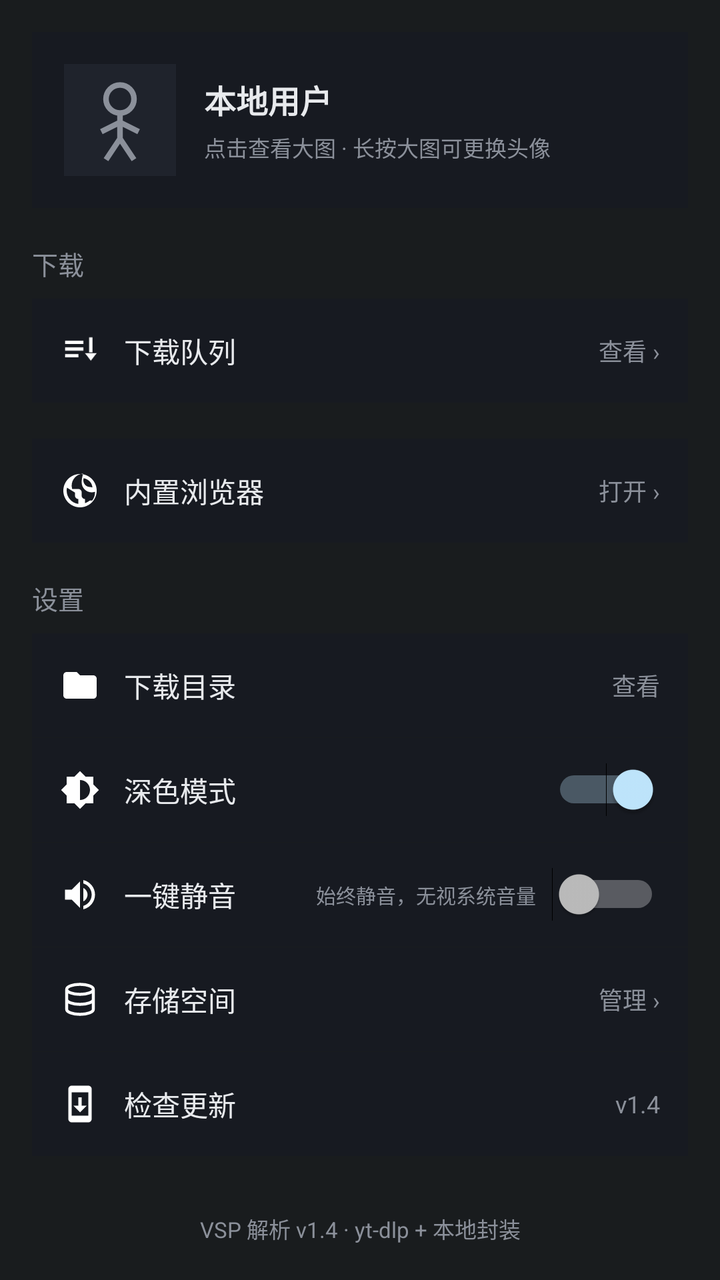
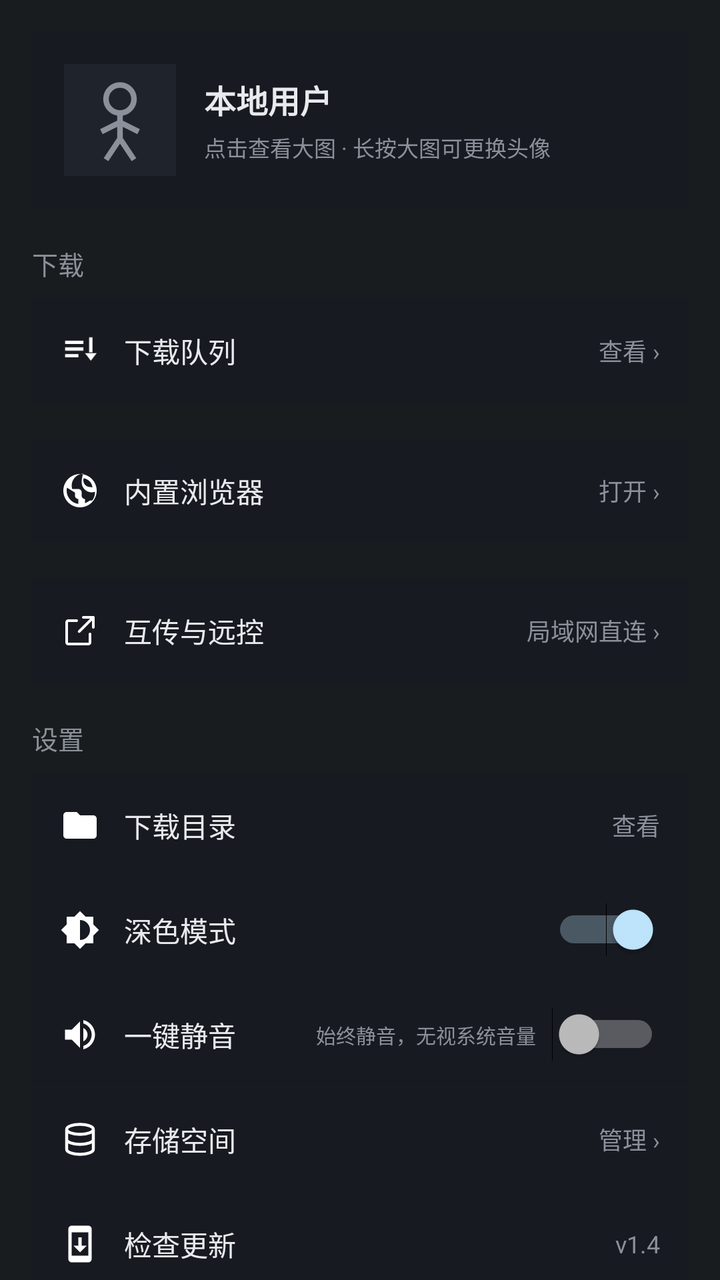

Screens rendered from an Android XML layout before and after an edit, with the pre-edit source and the edit as a unified diff.
<!-- AndroidManifest.xml: application theme android:Theme.DeviceDefault.NoActionBar -->
<!-- res/layout/page_me.xml -->
<?xml version="1.0" encoding="utf-8"?>

<LinearLayout xmlns:android="http://schemas.android.com/apk/res/android"
    android:layout_width="match_parent"
    android:layout_height="match_parent"
    android:orientation="vertical"
    android:tag="bg">

    <ScrollView
        android:layout_width="match_parent"
        android:layout_height="match_parent"
        android:scrollbars="none">
        <LinearLayout
            android:layout_width="match_parent"
            android:layout_height="wrap_content"
            android:orientation="vertical"
            android:padding="16dp">

            <FrameLayout
                android:id="@+id/player_slot"
                android:layout_width="match_parent"
                android:layout_height="wrap_content" />

            
            <LinearLayout
                android:layout_width="match_parent"
                android:layout_height="wrap_content"
                android:orientation="horizontal"
                android:gravity="center_vertical"
                android:background="#171a21"
                android:tag="card"
                android:padding="16dp"
                android:layout_marginBottom="18dp">
                <ImageView
                    android:id="@+id/avatar"
                    android:layout_width="56dp"
                    android:layout_height="56dp"
                    android:src="@drawable/ic_avatar_default"
                    android:scaleType="centerCrop"
                    android:background="#1f232c"
                    android:tag="thumb"
                    android:contentDescription="用户头像" />
                <LinearLayout
                    android:layout_width="0dp"
                    android:layout_height="wrap_content"
                    android:layout_weight="1"
                    android:orientation="vertical"
                    android:paddingStart="14dp">
                    <TextView
                        android:layout_width="wrap_content"
                        android:layout_height="wrap_content"
                        android:text="本地用户"
                        android:textColor="#e8eaed"
                        android:tag="text"
                        android:textSize="16sp"
                        android:textStyle="bold" />
                    <TextView
                        android:layout_width="wrap_content"
                        android:layout_height="wrap_content"
                        android:text="点击查看大图 · 长按大图可更换头像"
                        android:textColor="#8b909a"
                        android:tag="dim"
                        android:textSize="11sp"
                        android:layout_marginTop="4dp" />
                </LinearLayout>
            </LinearLayout>

            
            <TextView
                android:layout_width="wrap_content"
                android:layout_height="wrap_content"
                android:text="下载"
                android:textColor="#8b909a"
                android:tag="dim"
                android:textSize="13sp"
                android:layout_marginBottom="8dp" />

            <LinearLayout
                android:id="@+id/row_queue"
                android:layout_width="match_parent"
                android:layout_height="52dp"
                android:orientation="horizontal"
                android:gravity="center_vertical"
                android:background="#171a21"
                android:tag="card"
                android:paddingStart="14dp"
                android:paddingEnd="14dp"
                android:layout_marginBottom="18dp"
                android:clickable="true"
                android:focusable="true">
                <ImageView
                    android:layout_width="20dp"
                    android:layout_height="20dp"
                    android:src="@drawable/ic_queue"
                    android:tag="icon"
                    android:scaleType="fitCenter" />
                <TextView
                    android:layout_width="0dp"
                    android:layout_height="wrap_content"
                    android:layout_weight="1"
                    android:text="下载队列"
                    android:textColor="#e8eaed"
                    android:tag="text"
                    android:textSize="14sp"
                    android:layout_marginStart="12dp" />
                <TextView
                    android:id="@+id/queue_summary"
                    android:layout_width="wrap_content"
                    android:layout_height="wrap_content"
                    android:text="查看 ›"
                    android:textColor="#8b909a"
                    android:tag="dim"
                    android:textSize="12sp" />
            </LinearLayout>

            
            <LinearLayout
                android:id="@+id/row_browser"
                android:layout_width="match_parent"
                android:layout_height="52dp"
                android:orientation="horizontal"
                android:gravity="center_vertical"
                android:background="#171a21"
                android:tag="card"
                android:paddingStart="14dp"
                android:paddingEnd="14dp"
                android:layout_marginBottom="18dp"
                android:clickable="true"
                android:focusable="true">
                <ImageView
                    android:layout_width="20dp"
                    android:layout_height="20dp"
                    android:src="@drawable/ic_browser"
                    android:tag="icon"
                    android:scaleType="fitCenter" />
                <TextView
                    android:layout_width="0dp"
                    android:layout_height="wrap_content"
                    android:layout_weight="1"
                    android:text="内置浏览器"
                    android:textColor="#e8eaed"
                    android:tag="text"
                    android:textSize="14sp"
                    android:layout_marginStart="12dp" />
                <TextView
                    android:layout_width="wrap_content"
                    android:layout_height="wrap_content"
                    android:text="打开 ›"
                    android:textColor="#8b909a"
                    android:tag="dim"
                    android:textSize="12sp" />
            </LinearLayout>

            
            <TextView
                android:layout_width="wrap_content"
                android:layout_height="wrap_content"
                android:text="设置"
                android:textColor="#8b909a"
                android:tag="dim"
                android:textSize="13sp"
                android:layout_marginBottom="8dp" />

            <LinearLayout
                android:id="@+id/row_dir"
                android:layout_width="match_parent"
                android:layout_height="52dp"
                android:orientation="horizontal"
                android:gravity="center_vertical"
                android:background="#171a21"
                android:tag="card"
                android:paddingStart="14dp"
                android:paddingEnd="14dp"
                android:layout_marginBottom="1px">
                <ImageView
                    android:layout_width="20dp"
                    android:layout_height="20dp"
                    android:src="@drawable/ic_folder"
                    android:tag="icon"
                    android:scaleType="fitCenter" />
                <TextView
                    android:layout_width="0dp"
                    android:layout_height="wrap_content"
                    android:layout_weight="1"
                    android:text="下载目录"
                    android:textColor="#e8eaed"
                    android:tag="text"
                    android:textSize="14sp"
                    android:layout_marginStart="12dp" />
                <TextView
                    android:id="@+id/dir_path"
                    android:layout_width="wrap_content"
                    android:layout_height="wrap_content"
                    android:text="查看"
                    android:textColor="#8b909a"
                    android:tag="dim"
                    android:textSize="12sp" />
            </LinearLayout>

            <LinearLayout
                android:id="@+id/row_theme"
                android:layout_width="match_parent"
                android:layout_height="52dp"
                android:orientation="horizontal"
                android:gravity="center_vertical"
                android:background="#171a21"
                android:tag="card"
                android:paddingStart="14dp"
                android:paddingEnd="14dp"
                android:layout_marginBottom="1px">
                <ImageView
                    android:layout_width="20dp"
                    android:layout_height="20dp"
                    android:src="@drawable/ic_theme"
                    android:tag="icon"
                    android:scaleType="fitCenter" />
                <TextView
                    android:layout_width="0dp"
                    android:layout_height="wrap_content"
                    android:layout_weight="1"
                    android:text="深色模式"
                    android:textColor="#e8eaed"
                    android:tag="text"
                    android:textSize="14sp"
                    android:layout_marginStart="12dp" />
                <Switch
                    android:id="@+id/theme_switch"
                    android:layout_width="wrap_content"
                    android:layout_height="wrap_content"
                    android:checked="true" />
            </LinearLayout>

            
            <LinearLayout
                android:id="@+id/row_silent"
                android:layout_width="match_parent"
                android:layout_height="52dp"
                android:orientation="horizontal"
                android:gravity="center_vertical"
                android:background="#171a21"
                android:tag="card"
                android:paddingStart="14dp"
                android:paddingEnd="14dp"
                android:layout_marginBottom="1px">
                <ImageView
                    android:layout_width="20dp"
                    android:layout_height="20dp"
                    android:src="@drawable/ic_volume"
                    android:tag="icon"
                    android:scaleType="fitCenter" />
                <TextView
                    android:layout_width="0dp"
                    android:layout_height="wrap_content"
                    android:layout_weight="1"
                    android:text="一键静音"
                    android:textColor="#e8eaed"
                    android:tag="text"
                    android:textSize="14sp"
                    android:layout_marginStart="12dp" />
                <TextView
                    android:layout_width="wrap_content"
                    android:layout_height="wrap_content"
                    android:text="始终静音，无视系统音量"
                    android:textColor="#8b909a"
                    android:tag="dim"
                    android:textSize="10sp"
                    android:layout_marginEnd="8dp" />
                <Switch
                    android:id="@+id/silent_switch"
                    android:layout_width="wrap_content"
                    android:layout_height="wrap_content"
                    android:checked="false" />
            </LinearLayout>

            <LinearLayout
                android:id="@+id/row_storage"
                android:layout_width="match_parent"
                android:layout_height="52dp"
                android:orientation="horizontal"
                android:gravity="center_vertical"
                android:background="#171a21"
                android:tag="card"
                android:paddingStart="14dp"
                android:paddingEnd="14dp"
                android:layout_marginBottom="1px">
                <ImageView
                    android:layout_width="20dp"
                    android:layout_height="20dp"
                    android:src="@drawable/ic_storage"
                    android:tag="icon"
                    android:scaleType="fitCenter" />
                <TextView
                    android:layout_width="0dp"
                    android:layout_height="wrap_content"
                    android:layout_weight="1"
                    android:text="存储空间"
                    android:textColor="#e8eaed"
                    android:tag="text"
                    android:textSize="14sp"
                    android:layout_marginStart="12dp" />
                <TextView
                    android:layout_width="wrap_content"
                    android:layout_height="wrap_content"
                    android:text="管理 ›"
                    android:textColor="#8b909a"
                    android:tag="dim"
                    android:textSize="12sp" />
            </LinearLayout>

            
            <LinearLayout
                android:id="@+id/row_update"
                android:layout_width="match_parent"
                android:layout_height="52dp"
                android:orientation="horizontal"
                android:gravity="center_vertical"
                android:background="#171a21"
                android:tag="card"
                android:paddingStart="14dp"
                android:paddingEnd="14dp">
                <ImageView
                    android:layout_width="20dp"
                    android:layout_height="20dp"
                    android:src="@drawable/ic_update"
                    android:tag="icon"
                    android:scaleType="fitCenter" />
                <TextView
                    android:layout_width="0dp"
                    android:layout_height="wrap_content"
                    android:layout_weight="1"
                    android:text="检查更新"
                    android:textColor="#e8eaed"
                    android:tag="text"
                    android:textSize="14sp"
                    android:layout_marginStart="12dp" />
                <ProgressBar
                    android:id="@+id/update_progress"
                    android:layout_width="16dp"
                    android:layout_height="16dp"
                    android:indeterminate="true"
                    android:indeterminateTint="#f97316"
                    android:visibility="gone"
                    android:layout_marginEnd="6dp" />
                <TextView
                    android:id="@+id/update_version"
                    android:layout_width="wrap_content"
                    android:layout_height="wrap_content"
                    android:text="v1.4"
                    android:textColor="#8b909a"
                    android:tag="dim"
                    android:textSize="12sp" />
            </LinearLayout>

            <TextView
                android:layout_width="match_parent"
                android:layout_height="wrap_content"
                android:text="VSP 解析 v1.4 · yt-dlp + 本地封装"
                android:textColor="#8b909a"
                android:tag="dim"
                android:textSize="11sp"
                android:gravity="center"
                android:paddingTop="28dp" />
        </LinearLayout>
    </ScrollView>
</LinearLayout>
<!-- resources referenced by this layout -->
<resources>
  <!-- drawable ic_folder (drawable) -->
  <?xml version="1.0" encoding="utf-8"?>
  <vector xmlns:android="http://schemas.android.com/apk/res/android"
      android:width="24dp"
      android:height="24dp"
      android:viewportWidth="24"
      android:viewportHeight="24">
      <path
          android:fillColor="#FFFFFFFF"
          android:pathData="M10,4H4c-1.1,0 -1.99,0.9 -1.99,2L2,18c0,1.1 0.9,2 2,2h16c1.1,0 2,-0.9 2,-2V8c0,-1.1 -0.9,-2 -2,-2h-8l-2,-2z" />
  </vector>
  <!-- drawable ic_queue (drawable) -->
  <?xml version="1.0" encoding="utf-8"?>
  <vector xmlns:android="http://schemas.android.com/apk/res/android"
      android:width="24dp"
      android:height="24dp"
      android:viewportWidth="24"
      android:viewportHeight="24">
      <path
          android:fillColor="#FFFFFFFF"
          android:pathData="M3,6h11v2H3z M3,10h11v2H3z M3,14h8v2H3z M17.5,4h2v9h-2z M18.5,18l-3.5,-4.5h7z" />
  </vector>
  <!-- drawable ic_storage (drawable) -->
  <?xml version="1.0" encoding="utf-8"?>
  <vector xmlns:android="http://schemas.android.com/apk/res/android"
      android:width="24dp"
      android:height="24dp"
      android:viewportWidth="24"
      android:viewportHeight="24">
      <path
          android:pathData="M4,6c0,-1.66 3.58,-3 8,-3s8,1.34 8,3 -3.58,3 -8,3 -8,-1.34 -8,-3z M4,6v6c0,1.66 3.58,3 8,3s8,-1.34 8,-3V6 M4,12v6c0,1.66 3.58,3 8,3s8,-1.34 8,-3v-6"
          android:strokeColor="#FFFFFFFF"
          android:strokeWidth="1.8"
          android:fillColor="#00000000" />
  </vector>
  <!-- drawable ic_theme (drawable) -->
  <?xml version="1.0" encoding="utf-8"?>
  <vector xmlns:android="http://schemas.android.com/apk/res/android"
      android:width="24dp"
      android:height="24dp"
      android:viewportWidth="24"
      android:viewportHeight="24">
      <path
          android:fillColor="#FFFFFFFF"
          android:pathData="M20,15.31L23.31,12l-3.31,-3.31V4h-4.69L12,0.69 8.69,4H4v4.69L0.69,12 4,15.31V20h4.69L12,23.31 15.31,20H20v-4.69z M12,18V6c3.31,0 6,2.69 6,6s-2.69,6 -6,6z" />
  </vector>
  <!-- drawable ic_update (drawable) -->
  <?xml version="1.0" encoding="utf-8"?>
  <vector xmlns:android="http://schemas.android.com/apk/res/android"
      android:width="24dp"
      android:height="24dp"
      android:viewportWidth="24"
      android:viewportHeight="24">
      <path
          android:fillColor="#FFFFFFFF"
          android:pathData="M17,1.01L7,1C5.9,1 5,1.9 5,3v18c0,1.1 0.9,2 2,2h10c1.1,0 2,-0.9 2,-2V3c0,-1.1 -0.9,-1.99 -2,-1.99zM17,19H7V5h10v14zM16,13h-3V8h-2v5H8l4,4 4,-4z" />
  </vector>
  <!-- drawable ic_volume (drawable) -->
  <?xml version="1.0" encoding="utf-8"?>
  <vector xmlns:android="http://schemas.android.com/apk/res/android"
      android:width="24dp"
      android:height="24dp"
      android:viewportWidth="24"
      android:viewportHeight="24">
      <path
          android:fillColor="#FFFFFFFF"
          android:pathData="M3,9v6h4l5,5V4L7,9H3z M16.5,12c0,-1.77 -1.02,-3.29 -2.5,-4.03v8.05c1.48,-0.73 2.5,-2.25 2.5,-4.02z M14,3.23v2.06c2.89,0.86 5,3.54 5,6.71s-2.11,5.85 -5,6.71v2.06c4.01,-0.91 7,-4.49 7,-8.77s-2.99,-7.86 -7,-8.77z" />
  </vector>
  <!-- unchanged entries left out for length: 2 -->
</resources>

<!-- the commit's change to res/layout/page_me.xml (unified diff, before → after) -->
@@ -152,6 +152,44 @@
             </LinearLayout>
 
             
+            <LinearLayout
+                android:id="@+id/row_lan"
+                android:layout_width="match_parent"
+                android:layout_height="52dp"
+                android:orientation="horizontal"
+                android:gravity="center_vertical"
+                android:background="#171a21"
+                android:tag="card"
+                android:paddingStart="14dp"
+                android:paddingEnd="14dp"
+                android:layout_marginBottom="18dp"
+                android:clickable="true"
+                android:focusable="true">
+                <ImageView
+                    android:layout_width="20dp"
+                    android:layout_height="20dp"
+                    android:src="@drawable/ic_share"
+                    android:tag="icon"
+                    android:scaleType="fitCenter" />
+                <TextView
+                    android:layout_width="0dp"
+                    android:layout_height="wrap_content"
+                    android:layout_weight="1"
+                    android:text="互传与远控"
+                    android:textColor="#e8eaed"
+                    android:tag="text"
+                    android:textSize="14sp"
+                    android:layout_marginStart="12dp" />
+                <TextView
+                    android:layout_width="wrap_content"
+                    android:layout_height="wrap_content"
+                    android:text="局域网直连 ›"
+                    android:textColor="#8b909a"
+                    android:tag="dim"
+                    android:textSize="12sp" />
+            </LinearLayout>
+
+            
             <TextView
                 android:layout_width="wrap_content"
                 android:layout_height="wrap_content"
@@ -354,7 +392,7 @@
             <TextView
                 android:layout_width="match_parent"
                 android:layout_height="wrap_content"
-                android:text="VSP 解析 v1.4 · yt-dlp + 本地封装"
+                android:text="全能工具箱 v1.3 · yt-dlp + 局域网互传远控"
                 android:textColor="#8b909a"
                 android:tag="dim"
                 android:textSize="11sp"
<!-- resource entries referenced after the edit -->
@@ -21,6 +21,21 @@
       <path
           android:fillColor="#FFFFFFFF"
           android:pathData="M3,6h11v2H3z M3,10h11v2H3z M3,14h8v2H3z M17.5,4h2v9h-2z M18.5,18l-3.5,-4.5h7z" />
+  </vector>
+  <!-- drawable ic_share (drawable) -->
+  <?xml version="1.0" encoding="utf-8"?>
+  <vector xmlns:android="http://schemas.android.com/apk/res/android"
+      android:width="24dp"
+      android:height="24dp"
+      android:viewportWidth="24"
+      android:viewportHeight="24">
+      <path
+          android:fillColor="#00000000"
+          android:strokeColor="#FFFFFF"
+          android:strokeWidth="1.6"
+          android:strokeLineCap="round"
+          android:strokeLineJoin="round"
+          android:pathData="M14,4h6v6M20,4l-8.5,8.5M18,14v5a1,1 0,0 1,-1,1H5a1,1 0,0 1,-1,-1V7a1,1 0,0 1,1,-1h5" />
   </vector>
   <!-- drawable ic_storage (drawable) -->
   <?xml version="1.0" encoding="utf-8"?>
